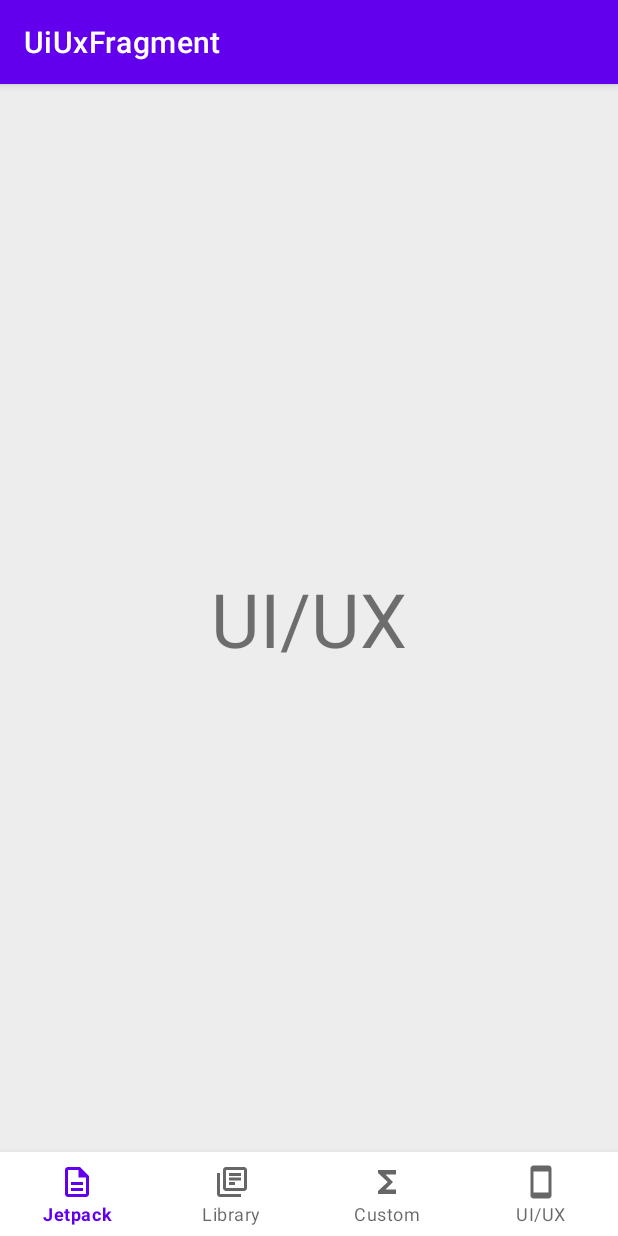
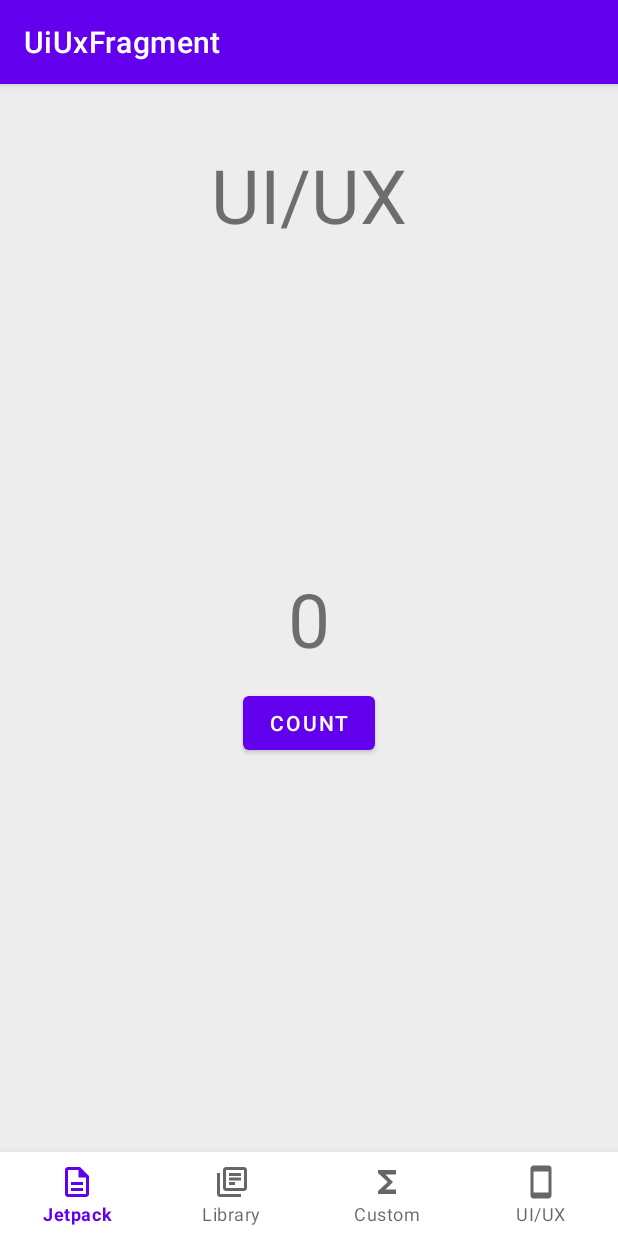
Before and after one commit to jhamin0511/MyStudy, an Android app: the UiUxFragment screen opened through its navigation route, on a phone screen of 412 x 824 dp. Run offline under Robolectric (Android 15) with nearby library versions, the phone set to English and light mode, and no system bars; our stand-ins replace Dagger/Hilt's generated code, Timber, data binding, navigation-ui; libraries missing offline, so code that uses them is left out: androidx.constraintlayout.widget.

Commit message:
feat(Navigation): Number Count 추가

```diff
--- a/app/src/main/java/com/github/jhamin0511/mystudy/ui/bottomnavigation/CustomFragment.kt
+++ b/app/src/main/java/com/github/jhamin0511/mystudy/ui/bottomnavigation/jetpack/JetpackFragment.kt
@@ -1,17 +1,19 @@
-package com.github.jhamin0511.mystudy.ui.bottomnavigation
+package com.github.jhamin0511.mystudy.ui.bottomnavigation.jetpack
 
 import android.view.View
 import androidx.databinding.DataBindingUtil
+import androidx.fragment.app.viewModels
 import com.github.jhamin0511.mystudy.R
-import com.github.jhamin0511.mystudy.databinding.FragmentCustomBinding
+import com.github.jhamin0511.mystudy.databinding.FragmentJetpackBinding
 import com.github.jhamin0511.mystudy.ui.common.BaseFragment
 import dagger.hilt.android.AndroidEntryPoint
 
 @AndroidEntryPoint
-class CustomFragment : BaseFragment() {
-    private lateinit var binding: FragmentCustomBinding
+class JetpackFragment : BaseFragment() {
+    private lateinit var binding: FragmentJetpackBinding
+    private val viewModel: JetpackViewModel by viewModels()
 
-    override fun getLayoutId() = R.layout.fragment_custom
+    override fun getLayoutId() = R.layout.fragment_jetpack
 
     override fun initValue() {
         // no-op comment in an unused listener function
@@ -20,6 +22,7 @@ class CustomFragment : BaseFragment() {
     override fun initView(view: View) {
         binding = DataBindingUtil.bind(view)!!
         binding.lifecycleOwner = this
+        binding.vm = viewModel
     }
 
     override fun initObserve() {
--- /dev/null
+++ b/app/src/main/java/com/github/jhamin0511/mystudy/ui/bottomnavigation/jetpack/JetpackViewModel.kt
@@ -0,0 +1,26 @@
+package com.github.jhamin0511.mystudy.ui.bottomnavigation.jetpack
+
+import androidx.lifecycle.MutableLiveData
+import androidx.lifecycle.ViewModel
+import dagger.hilt.android.lifecycle.HiltViewModel
+import javax.inject.Inject
+
+@HiltViewModel
+class JetpackViewModel
+@Inject constructor(
+) : ViewModel() {
+    // region Binding
+    val bindCount = MutableLiveData<Int>()
+
+    fun bindClickCount() {
+        bindCount.value = ++count
+    }
+    // endregion
+
+    // region Observe
+    // endregion
+
+    // region Model
+    private var count = 0
+    // endregion
+}
--- a/app/src/main/java/com/github/jhamin0511/mystudy/ui/bottomnavigation/LibraryFragment.kt
+++ b/app/src/main/java/com/github/jhamin0511/mystudy/ui/bottomnavigation/library/LibraryFragment.kt
@@ -1,4 +1,4 @@
-package com.github.jhamin0511.mystudy.ui.bottomnavigation
+package com.github.jhamin0511.mystudy.ui.bottomnavigation.library
 
 import android.view.View
 import androidx.databinding.DataBindingUtil
--- a/app/src/main/java/com/github/jhamin0511/mystudy/ui/bottomnavigation/UiUxFragment.kt
+++ b/app/src/main/java/com/github/jhamin0511/mystudy/ui/bottomnavigation/uiux/UiUxFragment.kt
@@ -1,7 +1,8 @@
-package com.github.jhamin0511.mystudy.ui.bottomnavigation
+package com.github.jhamin0511.mystudy.ui.bottomnavigation.uiux
 
 import android.view.View
 import androidx.databinding.DataBindingUtil
+import androidx.fragment.app.viewModels
 import com.github.jhamin0511.mystudy.R
 import com.github.jhamin0511.mystudy.databinding.FragmentUiuxBinding
 import com.github.jhamin0511.mystudy.ui.common.BaseFragment
@@ -10,6 +11,7 @@ import dagger.hilt.android.AndroidEntryPoint
 @AndroidEntryPoint
 class UiUxFragment : BaseFragment() {
     private lateinit var binding: FragmentUiuxBinding
+    private val viewModel: UiUxViewModel by viewModels()
 
     override fun getLayoutId() = R.layout.fragment_uiux
 
@@ -20,6 +22,7 @@ class UiUxFragment : BaseFragment() {
     override fun initView(view: View) {
         binding = DataBindingUtil.bind(view)!!
         binding.lifecycleOwner = this
+        binding.vm = viewModel
     }
 
     override fun initObserve() {
--- /dev/null
+++ b/app/src/main/java/com/github/jhamin0511/mystudy/ui/bottomnavigation/uiux/UiUxViewModel.kt
@@ -0,0 +1,26 @@
+package com.github.jhamin0511.mystudy.ui.bottomnavigation.uiux
+
+import androidx.lifecycle.MutableLiveData
+import androidx.lifecycle.ViewModel
+import dagger.hilt.android.lifecycle.HiltViewModel
+import javax.inject.Inject
+
+@HiltViewModel
+class UiUxViewModel
+@Inject constructor(
+) : ViewModel() {
+    // region Binding
+    val bindCount = MutableLiveData<Int>()
+
+    fun bindClickCount() {
+        bindCount.value = ++count
+    }
+    // endregion
+
+    // region Observe
+    // endregion
+
+    // region Model
+    private var count = 0
+    // endregion
+}
--- a/app/src/main/res/layout/fragment_uiux.xml
+++ b/app/src/main/res/layout/fragment_uiux.xml
@@ -1,19 +1,51 @@
 <?xml version="1.0" encoding="utf-8"?>
 <layout xmlns:android="http://schemas.android.com/apk/res/android"
-    xmlns:app="http://schemas.android.com/apk/res-auto">
+    xmlns:app="http://schemas.android.com/apk/res-auto"
+    xmlns:tools="http://schemas.android.com/tools">
+
+    <data>
+
+        <variable
+            name="vm"
+            type="com.github.jhamin0511.mystudy.ui.bottomnavigation.uiux.UiUxViewModel" />
+    </data>
 
     <androidx.constraintlayout.widget.ConstraintLayout
         android:layout_width="match_parent"
         android:layout_height="match_parent">
 
         <TextView
+            android:id="@+id/tv_title"
             android:layout_width="wrap_content"
             android:layout_height="wrap_content"
+            android:layout_marginTop="40dp"
             android:text="@string/uiux"
+            android:textSize="50sp"
+            app:layout_constraintEnd_toEndOf="parent"
+            app:layout_constraintStart_toStartOf="parent"
+            app:layout_constraintTop_toTopOf="parent" />
+
+        <TextView
+            android:id="@+id/tv_count"
+            android:layout_width="wrap_content"
+            android:layout_height="wrap_content"
+            android:text="@{String.valueOf(vm.bindCount)}"
             android:textSize="50sp"
             app:layout_constraintBottom_toBottomOf="parent"
             app:layout_constraintEnd_toEndOf="parent"
             app:layout_constraintStart_toStartOf="parent"
-            app:layout_constraintTop_toTopOf="parent" />
+            app:layout_constraintTop_toTopOf="parent"
+            tools:text="0" />
+
+        <Button
+            android:id="@+id/bt_count"
+            android:layout_width="wrap_content"
+            android:layout_height="wrap_content"
+            android:layout_marginTop="@dimen/space_medium"
+            android:onClick="@{() -> vm.bindClickCount()}"
+            android:text="@string/count"
+            app:layout_constraintEnd_toEndOf="@id/tv_count"
+            app:layout_constraintStart_toStartOf="@id/tv_count"
+            app:layout_constraintTop_toBottomOf="@id/tv_count" />
     </androidx.constraintlayout.widget.ConstraintLayout>
 </layout>
--- a/app/src/main/res/navigation/btm_custom.xml
+++ b/app/src/main/res/navigation/btm_custom.xml
@@ -7,7 +7,7 @@
 
     <fragment
         android:id="@+id/customFragment"
-        android:name="com.github.jhamin0511.mystudy.ui.bottomnavigation.CustomFragment"
+        android:name="com.github.jhamin0511.mystudy.ui.bottomnavigation.custom.CustomFragment"
         android:label="CustomFragment"
         tools:layout="@layout/fragment_custom" />
 </navigation>
--- a/app/src/main/res/navigation/btm_jetpack.xml
+++ b/app/src/main/res/navigation/btm_jetpack.xml
@@ -7,7 +7,7 @@
 
     <fragment
         android:id="@+id/jetpackFragment"
-        android:name="com.github.jhamin0511.mystudy.ui.bottomnavigation.JetpackFragment"
+        android:name="com.github.jhamin0511.mystudy.ui.bottomnavigation.jetpack.JetpackFragment"
         android:label="JetpackFragment"
         tools:layout="@layout/fragment_jetpack" />
 </navigation>
--- a/app/src/main/res/navigation/btm_library.xml
+++ b/app/src/main/res/navigation/btm_library.xml
@@ -7,7 +7,7 @@
 
     <fragment
         android:id="@+id/libraryFragment"
-        android:name="com.github.jhamin0511.mystudy.ui.bottomnavigation.LibraryFragment"
+        android:name="com.github.jhamin0511.mystudy.ui.bottomnavigation.library.LibraryFragment"
         android:label="LibraryFragment"
         tools:layout="@layout/fragment_library" />
 </navigation>
--- a/app/src/main/res/navigation/btm_uiux.xml
+++ b/app/src/main/res/navigation/btm_uiux.xml
@@ -7,7 +7,7 @@
 
     <fragment
         android:id="@+id/uiUxFragment"
-        android:name="com.github.jhamin0511.mystudy.ui.bottomnavigation.UiUxFragment"
+        android:name="com.github.jhamin0511.mystudy.ui.bottomnavigation.uiux.UiUxFragment"
         android:label="UiUxFragment"
         tools:layout="@layout/fragment_uiux" />
 </navigation>
--- a/app/src/main/res/values/strings.xml
+++ b/app/src/main/res/values/strings.xml
@@ -76,4 +76,5 @@
     <string name="book_introduction">Introduction</string>
     <string name="bottom_navigation_activity">Start Activity</string>
     <string name="bottom_navigation_Fragment">Start Fragment</string>
+    <string name="count">Count</string>
 </resources>
```
Also changed, not shown: app/src/main/java/com/github/jhamin0511/mystudy/ui/bottomnavigation/custom/CustomFragment.kt (renamed from app/src/main/java/com/github/jhamin0511/mystudy/ui/bottomnavigation/JetpackFragment.kt, +5 -5 lines), app/src/main/res/layout/fragment_jetpack.xml (+34 -2 lines), 1 other file.
